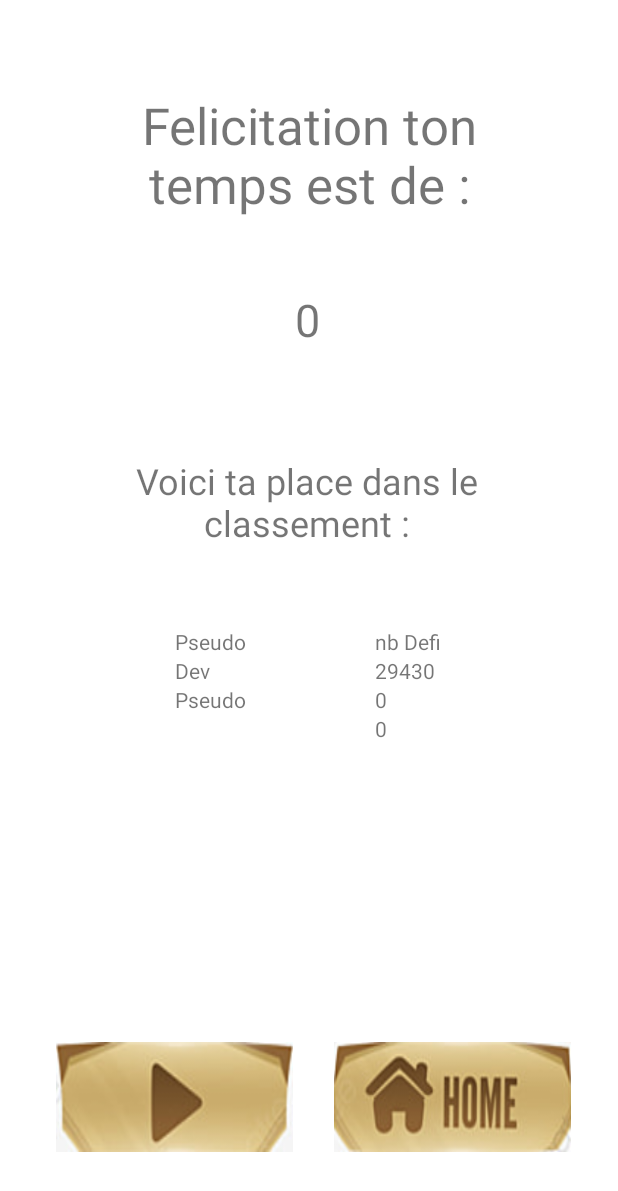
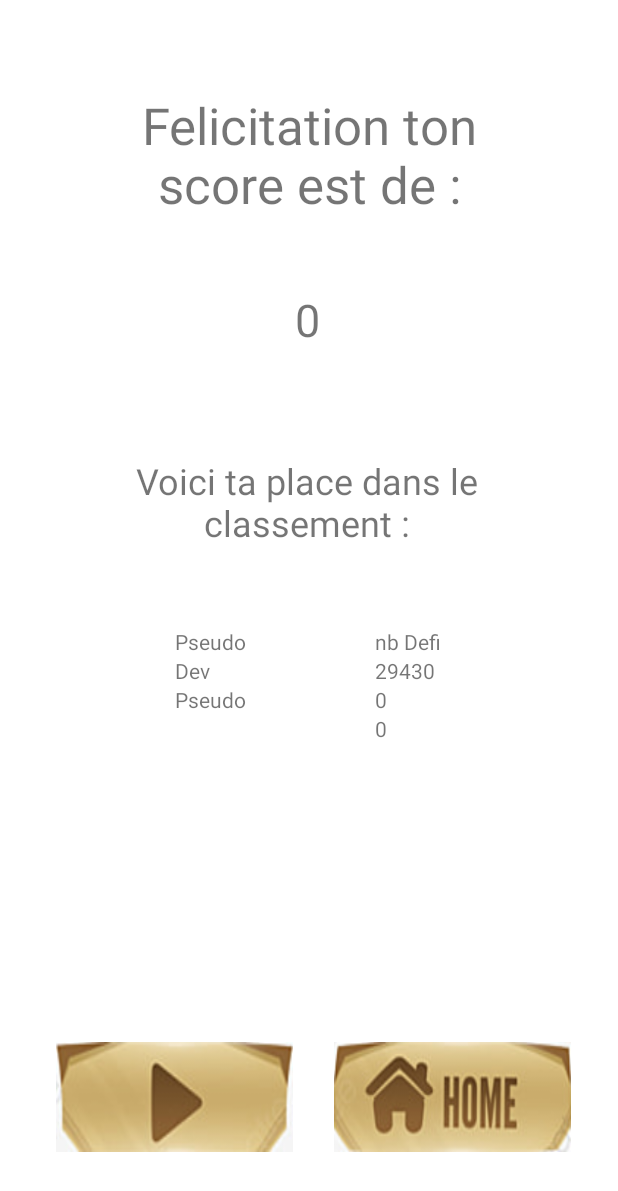
Before and after one commit to pleijan/Bop-It, an Android app: the GameActivity screen opened directly, with no data from a screen before it, after a tap on an icon or button, on a phone screen of 412 x 824 dp. Shown: the top 1191 px of the screen. Run offline under Robolectric (Android 15) with nearby library versions, the phone set to English and light mode, and no system bars; our stand-ins replace Room's generated code.

Commit message:
Hardcoded string changed

```diff
--- a/app/src/main/res/layout/fin_de_partie.xml
+++ b/app/src/main/res/layout/fin_de_partie.xml
@@ -12,7 +12,7 @@
         android:layout_height="73dp"
         android:background="@drawable/home"
         android:onClick="backMenu"
-        android:text="Retour au menu"
+        android:text="@string/retour_au_menu"
         app:layout_constraintBottom_toBottomOf="parent"
         app:layout_constraintEnd_toEndOf="parent"
         app:layout_constraintHorizontal_bias="0.877"
@@ -24,7 +24,7 @@
         android:id="@+id/Felicitation"
         android:layout_width="269dp"
         android:layout_height="96dp"
-        android:text="Felicitation ton temps est de :"
+        android:text="@string/felicitation_ton_score_est_de"
         android:textAlignment="center"
         android:textSize="34sp"
         app:layout_constraintBottom_toBottomOf="parent"
@@ -37,7 +37,7 @@
         android:id="@+id/placeClassement"
         android:layout_width="271dp"
         android:layout_height="62dp"
-        android:text="Voici ta place dans le classement :"
+        android:text="@string/voici_ta_place_dans_le_classement"
         android:textAlignment="center"
         android:textSize="24sp"
         app:layout_constraintBottom_toBottomOf="parent"
--- a/app/src/main/res/values/strings.xml
+++ b/app/src/main/res/values/strings.xml
@@ -1,4 +1,12 @@
 <resources>
     <string name="app_name">Bop-It</string>
     <string name="inGameCountDownTimer">00:00</string>
+    <string name="retour_au_menu">Retour au menu</string>
+    <string name="felicitation_ton_score_est_de">Felicitation ton score est de :</string>
+    <string name="voici_ta_place_dans_le_classement">Voici ta place dans le classement :</string>
+    <string name="slideup">Slide up!</string>
+    <string name="slidedown">Slide down!</string>
+    <string name="slideleft">Slide left!</string>
+    <string name="slideright">Slide right!</string>
+    <string name="bopt">Bop-IT!</string>
 </resources>
```
Also changed, not shown: app/src/main/java/uqac/dim/bop_it/GameActivity.java (+8 -8 lines).
